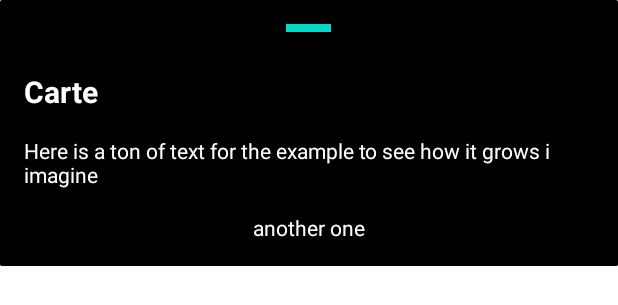
After one commit to JoshMkhari/Carte, an Android app: the layout bottom_sheet_menu_layout.xml on its own in the app's theme, with its tools: preview values and no code run, on a phone screen of 412 x 824 dp. The commit adds this screen. Shown: the top 305 px of the screen. Run offline under Robolectric (Android 15) with nearby library versions, the phone set to English and light mode, and no system bars.

Commit message:
Created bottom_sheet_layout resourse file, placed temp items on resource file, changed activity_main layout file from Constraint to CoordinatorLayout, added include tag gor bottom_sheet_menu_layout

```diff
--- a/app/src/main/java/com/carte/navigator/MainActivity.java
+++ b/app/src/main/java/com/carte/navigator/MainActivity.java
@@ -3,6 +3,8 @@ package com.carte.navigator;
 import androidx.appcompat.app.AppCompatActivity;
 
 import android.os.Bundle;
+
+import com.google.android.material.bottomsheet.BottomSheetDialog;
 
 public class MainActivity extends AppCompatActivity {
 
--- a/app/src/main/res/layout/activity_main.xml
+++ b/app/src/main/res/layout/activity_main.xml
@@ -1,18 +1,10 @@
 <?xml version="1.0" encoding="utf-8"?>
-<androidx.constraintlayout.widget.ConstraintLayout xmlns:android="http://schemas.android.com/apk/res/android"
+<androidx.coordinatorlayout.widget.CoordinatorLayout xmlns:android="http://schemas.android.com/apk/res/android"
     xmlns:app="http://schemas.android.com/apk/res-auto"
     xmlns:tools="http://schemas.android.com/tools"
     android:layout_width="match_parent"
     android:layout_height="match_parent"
     tools:context=".MainActivity">
 
-    <TextView
-        android:layout_width="wrap_content"
-        android:layout_height="wrap_content"
-        android:text="Hello World!"
-        app:layout_constraintBottom_toBottomOf="parent"
-        app:layout_constraintEnd_toEndOf="parent"
-        app:layout_constraintStart_toStartOf="parent"
-        app:layout_constraintTop_toTopOf="parent" />
-
-</androidx.constraintlayout.widget.ConstraintLayout>
+    <include layout="@layout/bottom_sheet_menu_layout"/>
+</androidx.coordinatorlayout.widget.CoordinatorLayout>
--- /dev/null
+++ b/app/src/main/res/layout/bottom_sheet_menu_layout.xml
@@ -0,0 +1,59 @@
+<?xml version="1.0" encoding="utf-8"?>
+<LinearLayout xmlns:android="http://schemas.android.com/apk/res/android"
+    android:layout_width="match_parent"
+    android:layout_height="wrap_content"
+    xmlns:app="http://schemas.android.com/apk/res-auto"
+    android:orientation="vertical"
+    android:id="@+id/menu_bottom_sheet"
+    android:background="@android:color/transparent"
+    app:layout_behavior="@string/bottom_sheet_behavior"
+    app:behavior_hideable = "false"
+    app:behavior_peekHeight = "80dp">
+
+    <androidx.cardview.widget.CardView
+        android:layout_width="match_parent"
+        android:layout_height="wrap_content"
+        app:cardBackgroundColor="@color/black"
+        app:cardCornerRadius="1dp"
+        app:cardElevation="20dp">
+
+        <LinearLayout
+            android:layout_width="match_parent"
+            android:layout_height="wrap_content"
+            android:orientation="vertical"
+            android:padding="16dp">
+
+            <View
+                android:layout_width="30dp"
+                android:layout_height="5dp"
+                android:background="@color/teal_200"
+                android:layout_marginBottom="10dp"
+                android:layout_gravity="center"/>
+
+            <TextView
+                android:layout_width="match_parent"
+                android:layout_height="wrap_content"
+                android:text="@string/app_name"
+                android:textColor="@color/white"
+                android:textStyle="bold"
+                android:textSize="20dp"
+                android:layout_marginTop="16dp"/>
+
+            <TextView
+                android:layout_width="match_parent"
+                android:layout_height="wrap_content"
+
+                android:text="Here is a ton of text for the example to see how it grows i imagine"
+                android:textColor="@color/white"
+                android:layout_marginTop="16dp"/>
+
+            <TextView
+                android:layout_width="match_parent"
+                android:layout_height="wrap_content"
+                android:textColor="@color/white"
+                android:text="another one"
+                android:gravity="center"
+                android:layout_marginTop="16dp"/>
+        </LinearLayout>
+    </androidx.cardview.widget.CardView>
+</LinearLayout>
```
